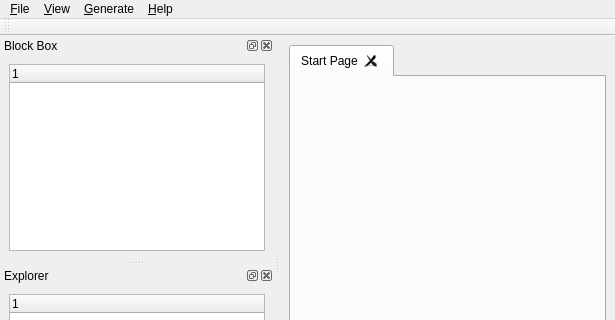
PyForce/VHDLCodeGenerator, file mainWindow.ui: the form before one commit; both pictures show x 0 to 615 and y 0 to 320 of the 615 by 511 pixel window.
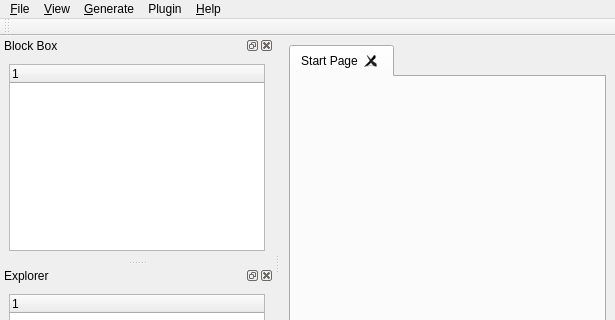
The form after the commit.

```diff
--- a/mainWindow.ui
+++ b/mainWindow.ui
@@ -76,9 +76,16 @@
     </property>
     <addaction name="action_About"/>
    </widget>
+   <widget class="QMenu" name="menuPlugin">
+    <property name="title">
+     <string>Plugin</string>
+    </property>
+    <addaction name="actionBlock_Parametrizer"/>
+   </widget>
    <addaction name="menu_File"/>
    <addaction name="menu_View"/>
    <addaction name="menu_Generate"/>
+   <addaction name="menuPlugin"/>
    <addaction name="menu_About"/>
   </widget>
   <widget class="QStatusBar" name="statusbar"/>
```
Left out of the diff: 5 changed lines with no effect on the pictures.
